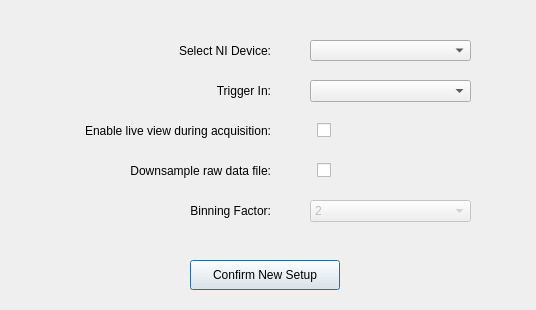
Old version of the form src/app/src/advancedsetupdialog.ui in the repository CuriBio/nautilus_acquisition.
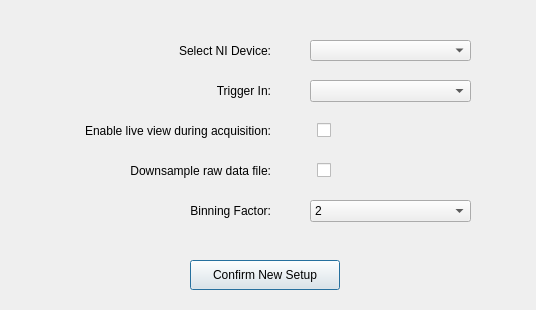
New version of the form.

The edit to the form file:
```diff
--- a/src/app/src/advancedsetupdialog.ui
+++ b/src/app/src/advancedsetupdialog.ui
@@ -160,7 +160,7 @@
   </widget>
   <widget class="QComboBox" name="binFactorList">
    <property name="enabled">
-    <bool>false</bool>
+    <bool>true</bool>
    </property>
    <property name="geometry">
     <rect>
```
